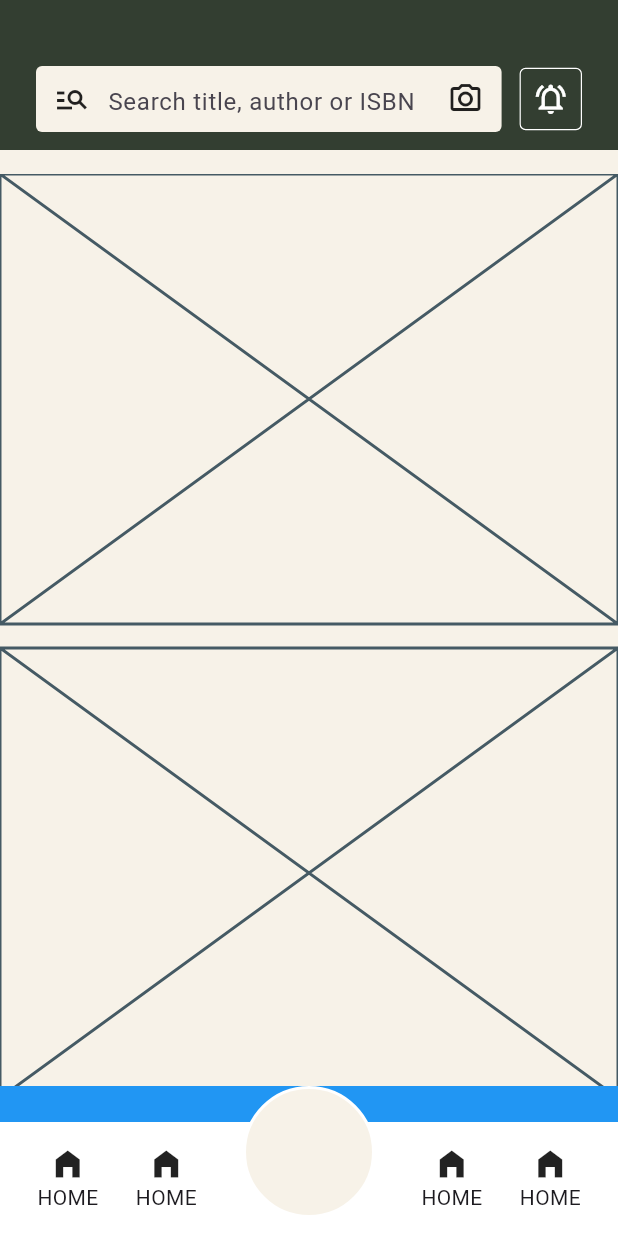
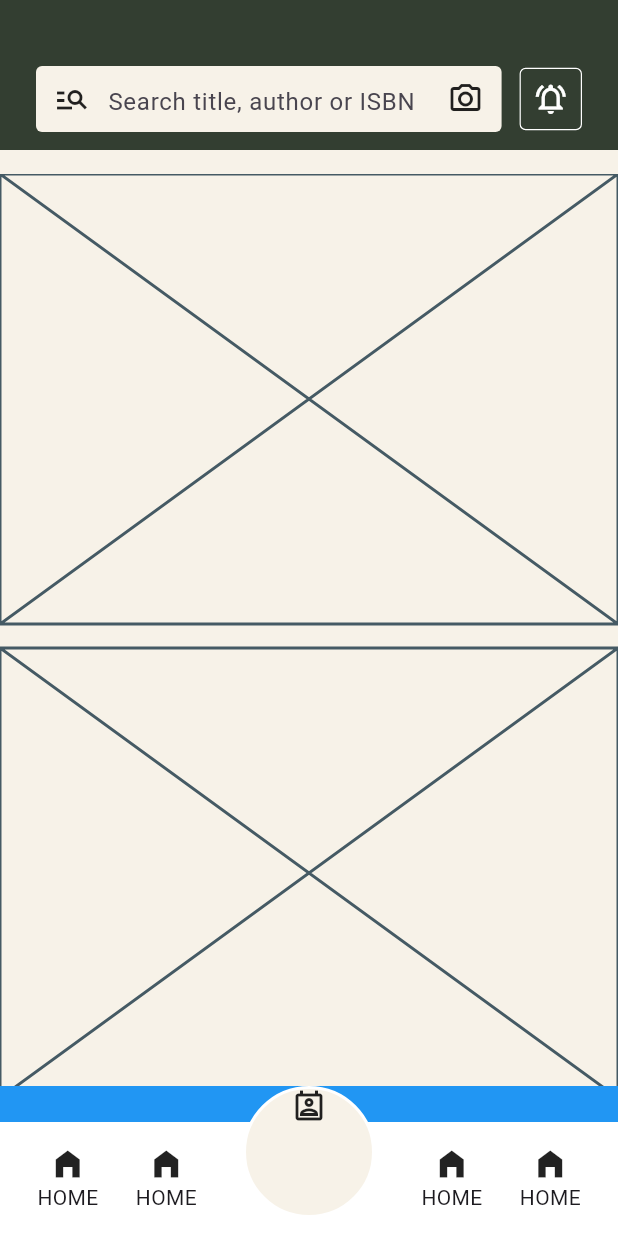
Before and after one commit to JAICHANGPARK/flutter_notebook_chapter_43, a Flutter app: the NewsFeedHomePage screen opened directly, on a phone screen of 412 x 824 dp. Run offline on Flutter 3.47's test engine with Material 3 defaults, Android fonts, the phone set to English and light mode, and no system bars; our stand-ins replace gap, hugeicons.

Commit message:
Update news_feed_home_page.dart

```diff
--- a/lib/ep2163_newsfeed_app/views/news_feed_home_page.dart
+++ b/lib/ep2163_newsfeed_app/views/news_feed_home_page.dart
@@ -193,7 +193,11 @@ class _NewsFeedHomePageState extends State<NewsFeedHomePage> {
                                 width: 2,
                               )),
                           child: Column(
-                            children: [],
+                            children: [
+                              Icon(
+                                Icons.perm_contact_calendar_outlined,
+                              )
+                            ],
                           ),
                         ),
                       ),
```
